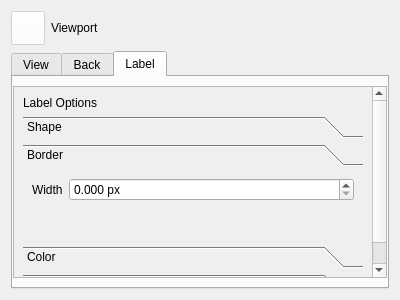
Michalaq/ChromosomeVisualizer, file QChromosome/viewport.ui: the form before one commit.
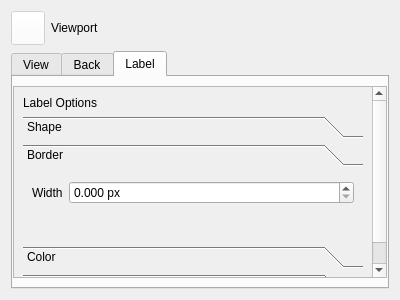
The form after the commit. The open tabs and pages were chosen to show the change. Icons and pictures are not drawn. Custom widgets are drawn as their Qt base class.

```diff
--- a/QChromosome/viewport.ui
+++ b/QChromosome/viewport.ui
@@ -730,15 +730,24 @@
                <rect>
                 <x>0</x>
                 <y>0</y>
-                <width>244</width>
-                <height>37</height>
+                <width>344</width>
+                <height>68</height>
                </rect>
               </property>
               <attribute name="label">
                <string>Border</string>
               </attribute>
               <layout class="QFormLayout" name="formLayout_8">
-               <property name="topMargin">
+               <property name="labelAlignment">
+                <set>Qt::AlignLeading|Qt::AlignLeft|Qt::AlignVCenter</set>
+               </property>
+               <property name="formAlignment">
+                <set>Qt::AlignLeading|Qt::AlignLeft|Qt::AlignTop</set>
+               </property>
+               <property name="horizontalSpacing">
+                <number>6</number>
+               </property>
+               <property name="verticalSpacing">
                 <number>6</number>
                </property>
                <item row="0" column="0">
```
Left out of the diff: 117 changed lines with no effect on the pictures.
